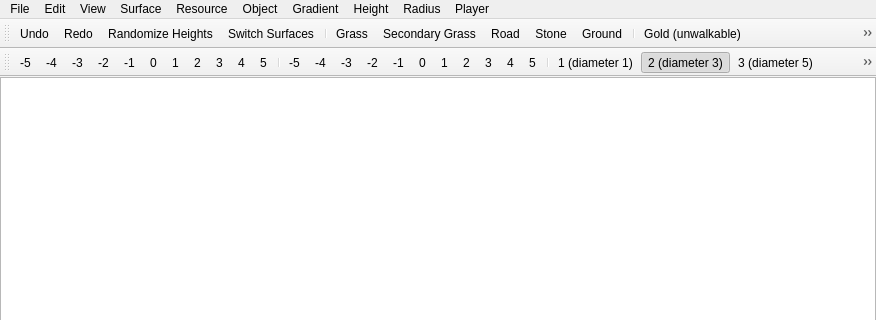
Above: source/glest_map_editor/main.ui from MegaGlest/megaglest-source before the change; both pictures show x 0 to 876 and y 0 to 320 of the 876 by 708 pixel window. Below: the same form after it.
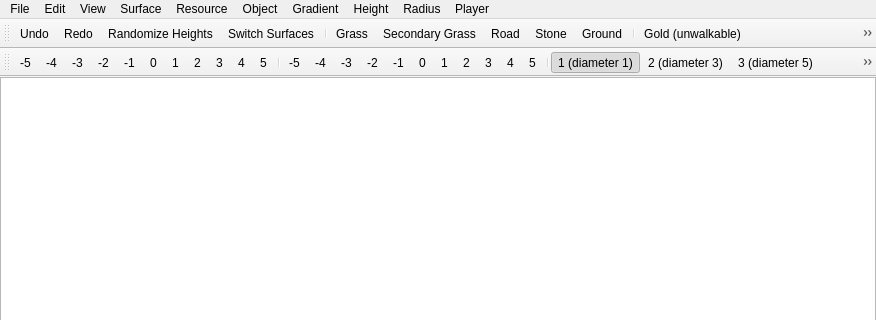
That is the form after the change. Icons and pictures are not drawn.

The edit to the form file:
```diff
--- a/source/glest_map_editor/main.ui
+++ b/source/glest_map_editor/main.ui
@@ -999,6 +999,9 @@
    <property name="checkable">
     <bool>true</bool>
    </property>
+   <property name="checked">
+    <bool>true</bool>
+   </property>
    <property name="icon">
     <iconset resource="icons.qrc">
      <normaloff>:/icons/radius_1.png</normaloff>:/icons/radius_1.png</iconset>
@@ -1014,9 +1017,6 @@
    <property name="checkable">
     <bool>true</bool>
    </property>
-   <property name="checked">
-    <bool>true</bool>
-   </property>
    <property name="icon">
     <iconset resource="icons.qrc">
      <normaloff>:/icons/radius_2.png</normaloff>:/icons/radius_2.png</iconset>
```
Left out of the diff: 7 changed lines with no effect on the pictures.
